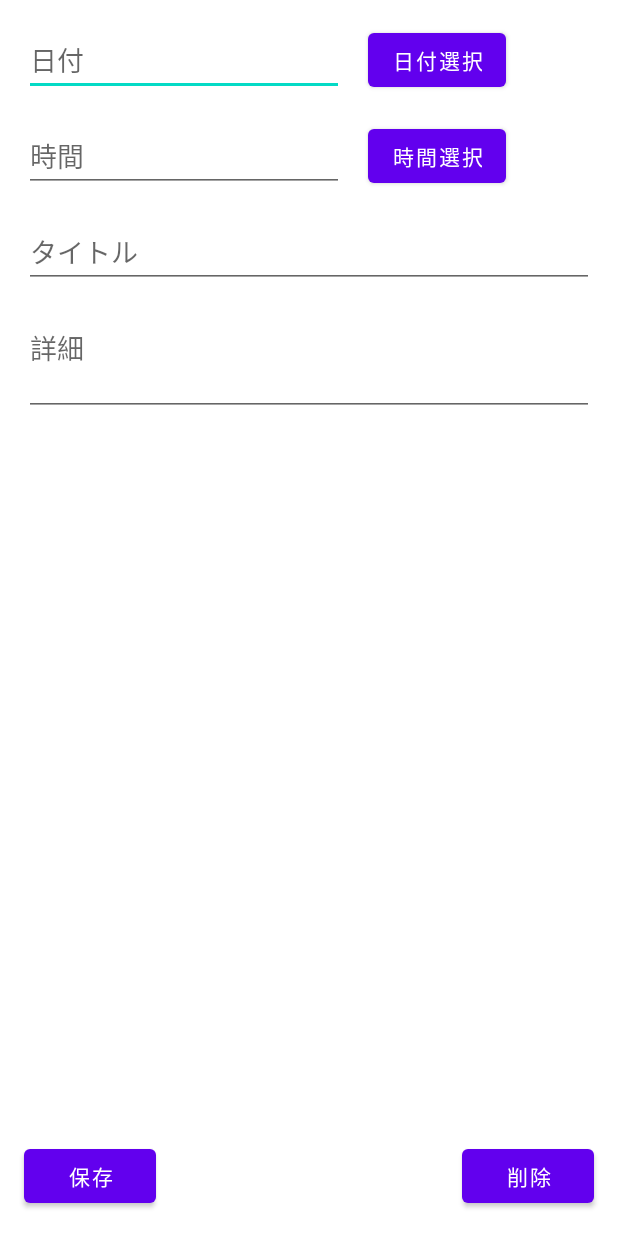
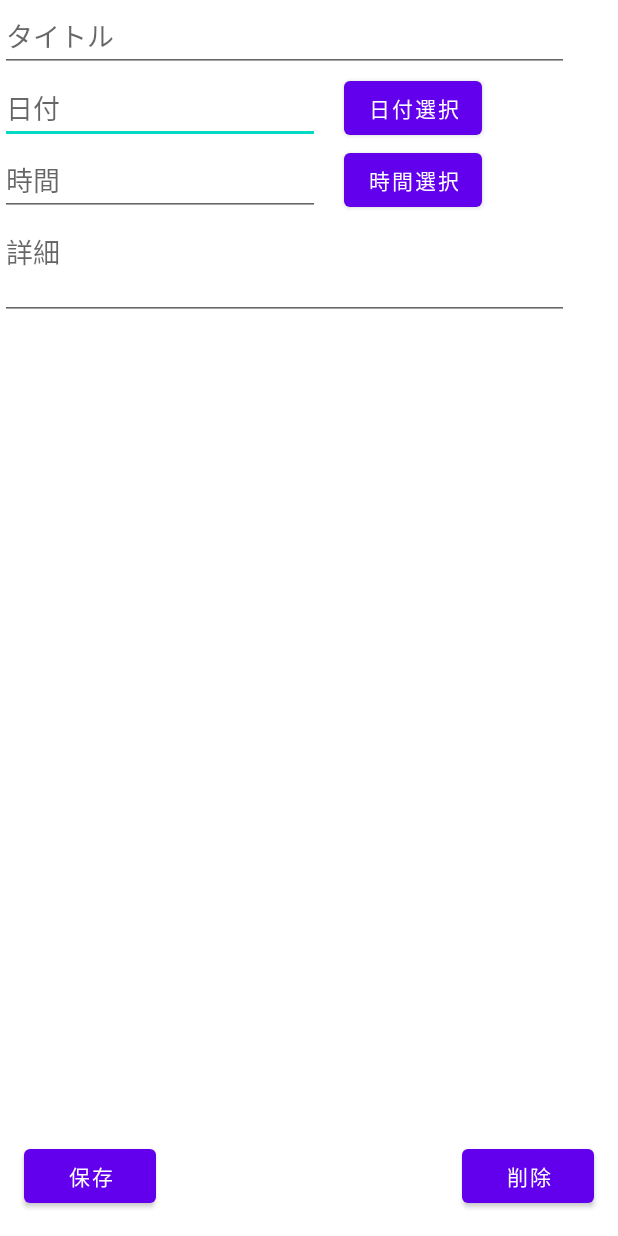
Before and after one commit to gakusei474/MiniSchedule, an Android app: the layout fragment_schedule_edit.xml on its own in the app's theme, with its tools: preview values and no code run, on a phone screen of 412 x 824 dp. Run offline under Robolectric (Android 15) with nearby library versions, the phone set to English and light mode, and no system bars.

Commit message:
seko gamen

```diff
--- a/app/src/main/res/layout/fragment_schedule_edit.xml
+++ b/app/src/main/res/layout/fragment_schedule_edit.xml
@@ -9,22 +9,18 @@
 
     <EditText
         android:id="@+id/dateEdit"
-        android:layout_width="wrap_content"
+        android:layout_width="0dp"
         android:layout_height="wrap_content"
-        android:layout_marginStart="16dp"
-        android:layout_marginTop="16dp"
         android:ems="10"
         android:hint="@string/date_text"
         android:inputType="date"
         app:layout_constraintStart_toStartOf="parent"
-        app:layout_constraintTop_toTopOf="parent" />
+        app:layout_constraintTop_toBottomOf="@+id/titleEdit" />
 
     <EditText
         android:id="@+id/timeEdit"
-        android:layout_width="wrap_content"
+        android:layout_width="0dp"
         android:layout_height="wrap_content"
-        android:layout_marginStart="16dp"
-        android:layout_marginTop="16dp"
         android:ems="10"
         android:hint="@string/time_text"
         android:inputType="time"
@@ -33,34 +29,26 @@
 
     <EditText
         android:id="@+id/titleEdit"
-        android:layout_width="0dp"
+        android:layout_width="379dp"
         android:layout_height="wrap_content"
-        android:layout_marginStart="16dp"
-        android:layout_marginTop="16dp"
-        android:layout_marginEnd="16dp"
         android:ems="10"
         android:hint="@string/title_text"
         android:inputType="textPersonName"
-        app:layout_constraintEnd_toEndOf="parent"
         app:layout_constraintStart_toStartOf="parent"
-        app:layout_constraintTop_toBottomOf="@+id/timeEdit" />
+        app:layout_constraintTop_toTopOf="parent" />
 
     <EditText
         android:id="@+id/detailEdit"
-        android:layout_width="0dp"
+        android:layout_width="379dp"
         android:layout_height="wrap_content"
-        android:layout_marginStart="16dp"
-        android:layout_marginTop="16dp"
-        android:layout_marginEnd="16dp"
         android:ems="10"
         android:gravity="start|top"
         android:hint="@string/detail_text"
         android:inputType="textMultiLine"
         android:maxLines="8"
         android:minLines="2"
-        app:layout_constraintEnd_toEndOf="parent"
         app:layout_constraintStart_toStartOf="parent"
-        app:layout_constraintTop_toBottomOf="@+id/titleEdit" />
+        app:layout_constraintTop_toBottomOf="@+id/timeEdit" />
 
     <Button
         android:id="@+id/dateButton"
--- a/app/src/main/res/layout/fragment_second.xml
+++ b/app/src/main/res/layout/fragment_second.xml
@@ -28,8 +28,8 @@
 
     <androidx.recyclerview.widget.RecyclerView
         android:id="@+id/list"
-        android:layout_width="417dp"
-        android:layout_height="323dp"
+        android:layout_width="0dp"
+        android:layout_height="291dp"
         app:layout_constraintBottom_toTopOf="@+id/button_second"
         app:layout_constraintEnd_toEndOf="parent"
         app:layout_constraintHorizontal_bias="1.0"
```
Also changed, not shown: app/src/main/res/navigation/nav_graph.xml (+5 -4 lines), app/src/main/res/values/strings.xml (+5 -3 lines).
